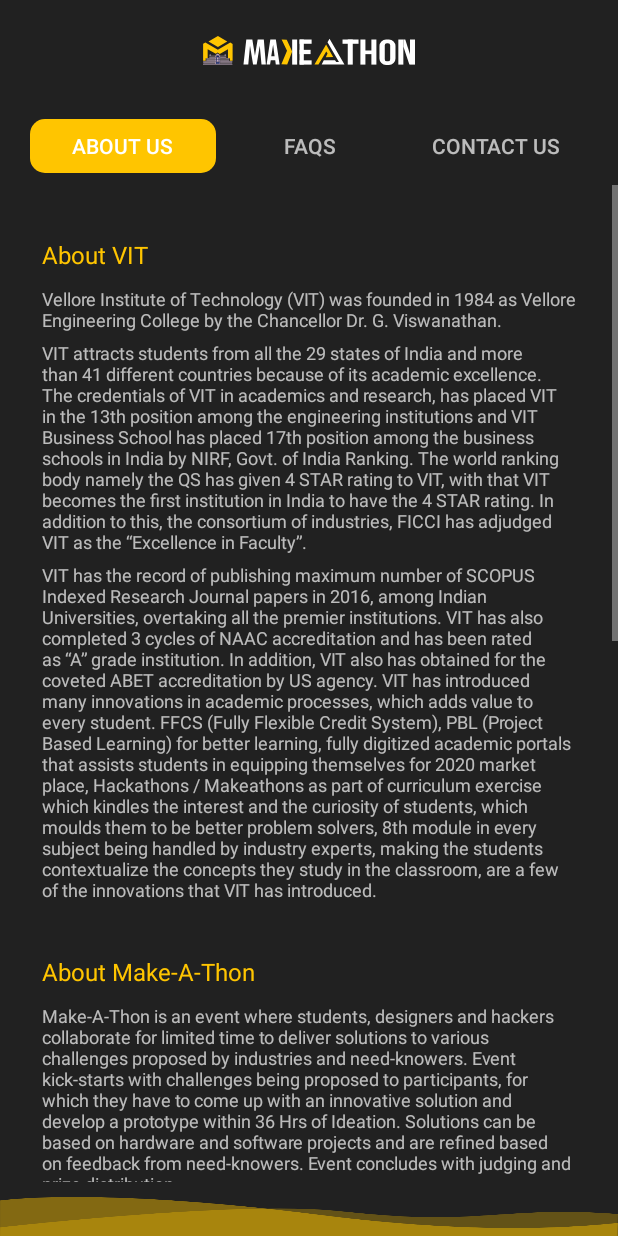
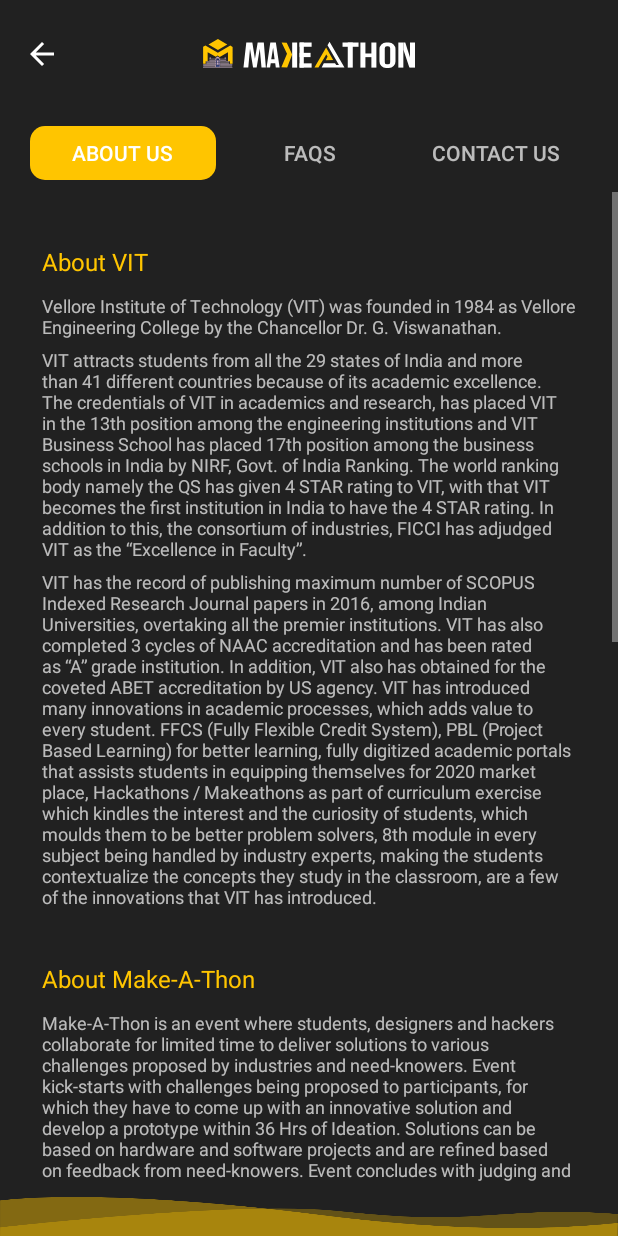
Before and after one commit to androsparks/makeathon-2019, an Android app: the InfoActivity screen opened directly, with no data from a screen before it, on a phone screen of 412 x 824 dp. Run offline under Robolectric (Android 15) with nearby library versions, the phone set to English and light mode, and no system bars.

Commit message:
fixed tablayout, added backBtn on Info

```diff
--- a/app/src/main/java/com/selectmakeathon/app/ui/main/info/InfoActivity.java
+++ b/app/src/main/java/com/selectmakeathon/app/ui/main/info/InfoActivity.java
@@ -3,6 +3,7 @@ package com.selectmakeathon.app.ui.main.info;
 
 import android.app.Activity;
 
+import android.content.Intent;
 import android.os.Bundle;
 import android.view.LayoutInflater;
 import android.view.Menu;
@@ -10,11 +11,13 @@ import android.view.MenuItem;
 import android.view.View;
 import android.view.ViewGroup;
 
+import android.widget.ImageView;
 import android.widget.TextView;
 
 import com.google.android.material.tabs.TabItem;
 import com.google.android.material.tabs.TabLayout;
 import com.selectmakeathon.app.R;
+import com.selectmakeathon.app.ui.main.MainActivity;
 
 import androidx.annotation.NonNull;
 import androidx.appcompat.app.ActionBar;
@@ -31,6 +34,7 @@ public class InfoActivity extends FragmentActivity /*implements ActionBar.TabLis
     private ViewPager viewPager;
     private TabItem mAbout;
     private TabItem mFaq;
+    private ImageView backButton;
     private TabItem mContact;
 
     @Override
@@ -42,11 +46,40 @@ public class InfoActivity extends FragmentActivity /*implements ActionBar.TabLis
         TabItem mAbout = findViewById(R.id.item1);
         TabItem mFaq = findViewById(R.id.item3);
         TabItem mContact = findViewById(R.id.item2);
-        ViewPager viewPager = findViewById(R.id.ViewPagerMain);
+        final ViewPager viewPager = findViewById(R.id.ViewPagerMain);
+        backButton=(ImageView)findViewById(R.id.back_home_info);
+
+        backButton.setOnClickListener(new View.OnClickListener() {
+            @Override
+            public void onClick(View v) {
+                Intent backHome=new Intent(InfoActivity.this, MainActivity.class);
+                startActivity(backHome);
+                finish();
+            }
+        });
+
+        mTabLayout.addOnTabSelectedListener(new TabLayout.OnTabSelectedListener() {
+            @Override
+            public void onTabSelected(TabLayout.Tab tab) {
+                viewPager.setCurrentItem(tab.getPosition());
+
+            }
+
+            @Override
+            public void onTabUnselected(TabLayout.Tab tab) {
+
+            }
+
+            @Override
+            public void onTabReselected(TabLayout.Tab tab) {
+
+            }
+        });
 
         PagerMyAdapter pagerAdapter = new PagerMyAdapter(getSupportFragmentManager(),3);
         viewPager.setAdapter(pagerAdapter);
         viewPager.addOnPageChangeListener(new TabLayout.TabLayoutOnPageChangeListener(mTabLayout));
 
+
     }
 }
--- a/app/src/main/res/layout/activity_info.xml
+++ b/app/src/main/res/layout/activity_info.xml
@@ -1,21 +1,35 @@
 <?xml version="1.0" encoding="utf-8"?>
 <androidx.appcompat.widget.LinearLayoutCompat xmlns:android="http://schemas.android.com/apk/res/android"
+    xmlns:app="http://schemas.android.com/apk/res-auto"
     xmlns:tools="http://schemas.android.com/tools"
+    android:layout_width="match_parent"
     android:layout_height="match_parent"
-    android:layout_width="match_parent"
-    android:orientation="vertical"
-    xmlns:app="http://schemas.android.com/apk/res-auto"
-    android:background="@color/colorPrimary">
+    android:background="@color/colorPrimary"
+    android:orientation="vertical">
 
-    <ImageView
-        android:id="@+id/topImage"
-        android:layout_width="wrap_content"
+    <RelativeLayout
+        android:layout_width="match_parent"
         android:layout_height="wrap_content"
-        android:layout_gravity="center"
+        android:orientation="horizontal"
         android:layout_marginTop="24dp"
-        android:layout_marginBottom="36dp"
-        android:scaleType="center"
-        android:src="@drawable/ic_long_logo" />
+        android:layout_marginBottom="36dp">
+        <ImageView
+            android:layout_width="wrap_content"
+            android:layout_height="wrap_content"
+            android:id="@+id/back_home_info"
+            android:src="@drawable/ic_arrow_back_black_24dp"
+            android:foreground="@drawable/bg_ripple"
+            android:layout_alignParentLeft="true"
+            android:layout_marginLeft="16dp"
+            />
+        <ImageView
+            android:id="@+id/topImage"
+            android:layout_width="wrap_content"
+            android:layout_height="wrap_content"
+            android:scaleType="center"
+            android:src="@drawable/ic_long_logo"
+            android:layout_centerInParent="true"/>
+    </RelativeLayout>
 
     <com.google.android.material.tabs.TabLayout
         android:id="@+id/TabsLay"
@@ -55,6 +69,5 @@
     <androidx.viewpager.widget.ViewPager
         android:id="@+id/ViewPagerMain"
         android:layout_width="match_parent"
-        android:layout_height="wrap_content">
-    </androidx.viewpager.widget.ViewPager>
+        android:layout_height="wrap_content"></androidx.viewpager.widget.ViewPager>
 </androidx.appcompat.widget.LinearLayoutCompat>
--- a/app/src/main/res/layout/fragment_faq.xml
+++ b/app/src/main/res/layout/fragment_faq.xml
@@ -148,7 +148,7 @@ Kindly note that printed boards/circuits, readymade kits/devices are not allowed
                 android:layout_height="wrap_content"
                 android:layout_marginLeft="28dp"
                 android:layout_marginTop="35dp"
-                android:text="How does this Cost?"
+                android:text="How much does this Cost?"
                 android:textAllCaps="false"
                 android:textColor="@color/colorAccent"
                 android:textSize="16sp" />
```
